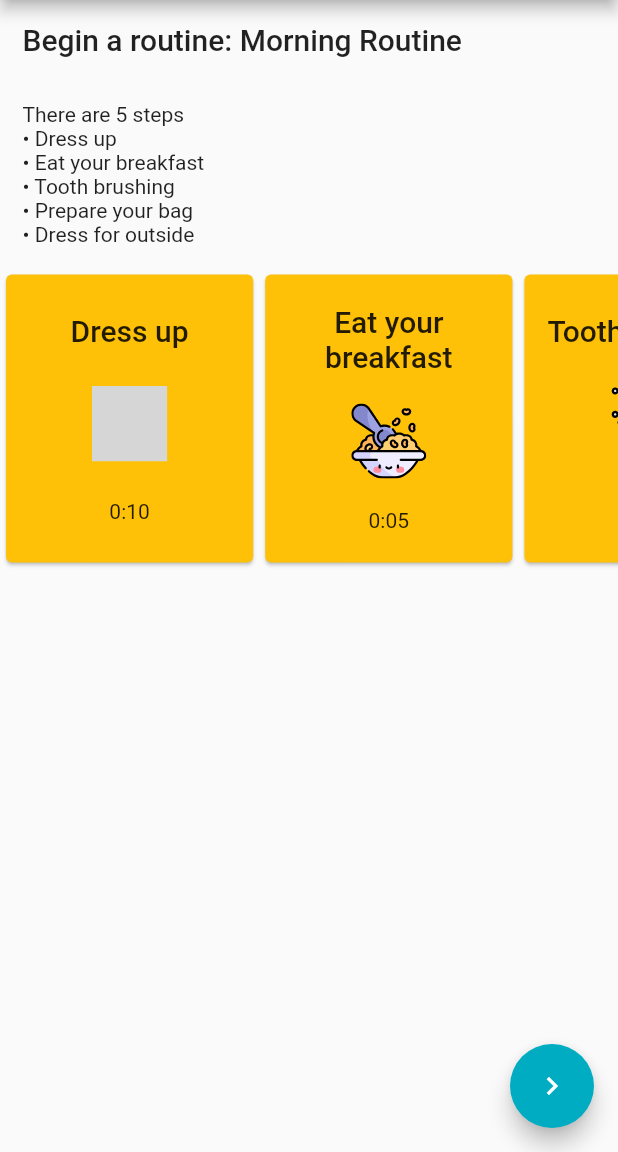
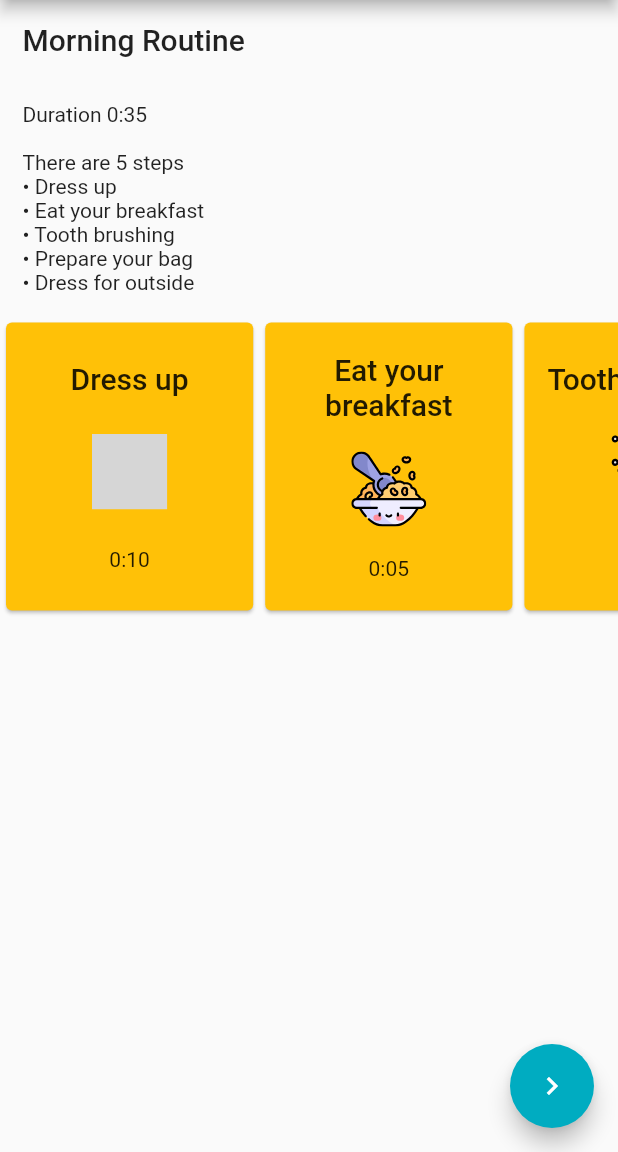
Before and after one commit to juliekitty/project_kidplanner, a Flutter app: the screen it shows after launch, after a tap on "GO", on a phone screen of 412 x 824 dp, the part 84-1236 px from its top. Run offline on Flutter 3.47's test engine with Material 2 defaults, Android fonts, the phone set to English and light mode, and no system bars; our stand-ins replace flutter_svg, sqflite, webview_flutter; missing offline and left inert: countdown_flutter, duration_picker; accounts and stored records are empty; Roboto replaces fonts that are missing (Futura); grey boxes are pictures that could not be loaded.

Commit message:
display total duration

```diff
--- a/lib/src/classes/program.dart
+++ b/lib/src/classes/program.dart
@@ -14,6 +14,14 @@ class Program {
   @override
   String toString() {
     return this.title;
+  }
+
+  Duration getDuration() {
+    Duration sumDuration = Duration(minutes: 0);
+    for (var step in this.steps) {
+      sumDuration += step.duration;
+    }
+    return sumDuration;
   }
 }
 
--- a/lib/views/programView.dart
+++ b/lib/views/programView.dart
@@ -9,6 +9,11 @@ import 'programDetails.dart';
 import 'package:flutter/rendering.dart';
 
 //import 'package:project_kidplanner/src/components/DurationExtension.dart';
+//
+String displayDuration(Duration duration) {
+  return '${duration.inMinutes}:'
+      '${(duration.inSeconds % 60).toString().padLeft(2, '0')}';
+}
 
 class ProgramView extends StatelessWidget {
   @override
@@ -59,22 +64,13 @@ class ProgramView extends StatelessWidget {
                           semanticsLabel: ''),
                     ),
                   ),
-                  Text('${step.duration.inMinutes}:'
-                      '${(step.duration.inSeconds % 60).toString().padLeft(2, '0')}'),
+                  Text(displayDuration(step.duration)),
                 ]),
-            /*decoration: BoxDecoration(
-              image: DecorationImage(
-                  image: NetworkImage(
-                    photo.thumbnailUrl,
-                  ),
-                  fit: BoxFit.cover),
-            ),*/
           ),
         ),
       );
     }
 
-//
     return Scaffold(
       appBar: appBar(context, Theme.of(context).textTheme, 'Program'),
       body: ListView(
@@ -84,7 +80,7 @@ class ProgramView extends StatelessWidget {
           Padding(
             padding: const EdgeInsets.all(15.0),
             child: Text(
-              'Begin a routine: ${program.title}',
+              '${program.title}',
               style: Theme.of(context).textTheme.headline6,
             ),
           ),
@@ -93,6 +89,7 @@ class ProgramView extends StatelessWidget {
             child:
                 Column(crossAxisAlignment: CrossAxisAlignment.start, children: [
               Text(
+                'Duration ${displayDuration(program.getDuration())}\n\n'
                 'There are ${program.steps.length} steps',
                 style: Theme.of(context).textTheme.bodyText2,
               ),
@@ -115,13 +112,13 @@ class ProgramView extends StatelessWidget {
               : SizedBox(
                   height: 200,
                   child: ListView(
-                      scrollDirection: Axis.horizontal,
-                      shrinkWrap: true,
-                      physics: ScrollPhysics(),
-                      children: [
-                        for (var item in program.steps)
-                          createTile(context, item)
-                      ]),
+                    scrollDirection: Axis.horizontal,
+                    shrinkWrap: true,
+                    physics: ScrollPhysics(),
+                    children: [
+                      for (var item in program.steps) createTile(context, item)
+                    ],
+                  ),
                 )
         ],
       ),
```
